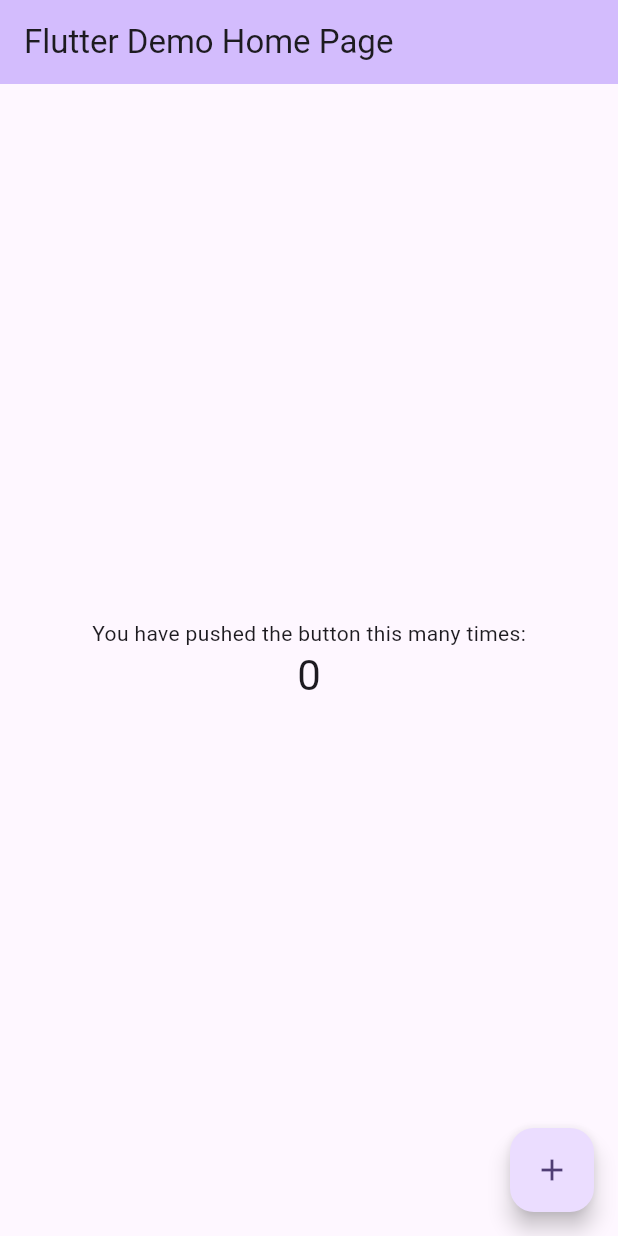
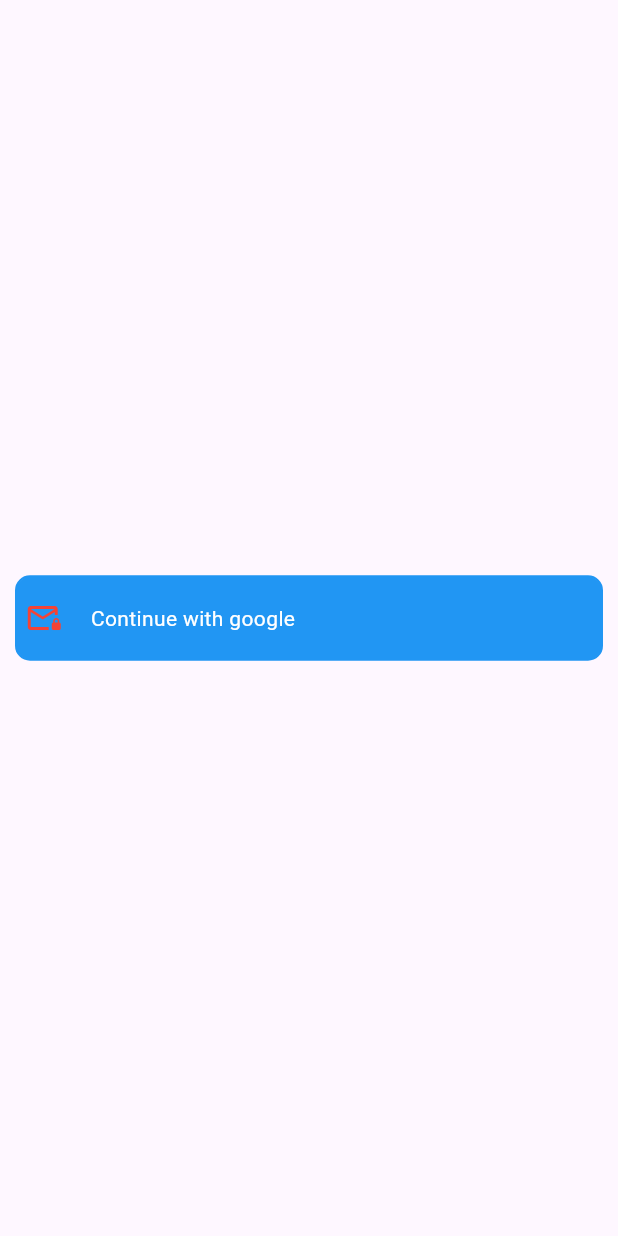
Before and after one commit to speculation1/wallpaper_application, a Flutter app: the screen it shows after launch, on a phone screen of 412 x 824 dp. Run offline on Flutter 3.47's test engine with Material 2 defaults, Android fonts, the phone set to English and light mode, and no system bars.

Commit message:
adding different Screens and connectivity

```diff
--- a/lib/main.dart
+++ b/lib/main.dart
@@ -1,4 +1,5 @@
 import 'package:flutter/material.dart';
+import 'package:wallpaper_app/screens/splashScreen.dart';
 
 void main() {
   runApp(const MyApp());
@@ -11,115 +12,13 @@ class MyApp extends StatelessWidget {
   @override
   Widget build(BuildContext context) {
     return MaterialApp(
+      debugShowCheckedModeBanner: false,
       title: 'Flutter Demo',
       theme: ThemeData(
-        // This is the theme of your application.
-        //
-        // TRY THIS: Try running your application with "flutter run". You'll see
-        // the application has a blue toolbar. Then, without quitting the app,
-        // try changing the seedColor in the colorScheme below to Colors.green
-        // and then invoke "hot reload" (save your changes or press the "hot
-        // reload" button in a Flutter-supported IDE, or press "r" if you used
-        // the command line to start the app).
-        //
-        // Notice that the counter didn't reset back to zero; the application
-        // state is not lost during the reload. To reset the state, use hot
-        // restart instead.
-        //
-        // This works for code too, not just values: Most code changes can be
-        // tested with just a hot reload.
         colorScheme: ColorScheme.fromSeed(seedColor: Colors.deepPurple),
         useMaterial3: true,
       ),
-      home: const MyHomePage(title: 'Flutter Demo Home Page'),
+      home: SplashPage(),
     );
   }
 }
-
-class MyHomePage extends StatefulWidget {
-  const MyHomePage({super.key, required this.title});
-
-  // This widget is the home page of your application. It is stateful, meaning
-  // that it has a State object (defined below) that contains fields that affect
-  // how it looks.
-
-  // This class is the configuration for the state. It holds the values (in this
-  // case the title) provided by the parent (in this case the App widget) and
-  // used by the build method of the State. Fields in a Widget subclass are
-  // always marked "final".
-
-  final String title;
-
-  @override
-  State<MyHomePage> createState() => _MyHomePageState();
-}
-
-class _MyHomePageState extends State<MyHomePage> {
-  int _counter = 0;
-
-  void _incrementCounter() {
-    setState(() {
-      // This call to setState tells the Flutter framework that something has
-      // changed in this State, which causes it to rerun the build method below
-      // so that the display can reflect the updated values. If we changed
-      // _counter without calling setState(), then the build method would not be
-      // called again, and so nothing would appear to happen.
-      _counter++;
-    });
-  }
-
-  @override
-  Widget build(BuildContext context) {
-    // This method is rerun every time setState is called, for instance as done
-    // by the _incrementCounter method above.
-    //
-    // The Flutter framework has been optimized to make rerunning build methods
-    // fast, so that you can just rebuild anything that needs updating rather
-    // than having to individually change instances of widgets.
-    return Scaffold(
-      appBar: AppBar(
-        // TRY THIS: Try changing the color here to a specific color (to
-        // Colors.amber, perhaps?) and trigger a hot reload to see the AppBar
-        // change color while the other colors stay the same.
-        backgroundColor: Theme.of(context).colorScheme.inversePrimary,
-        // Here we take the value from the MyHomePage object that was created by
-        // the App.build method, and use it to set our appbar title.
-        title: Text(widget.title),
-      ),
-      body: Center(
-        // Center is a layout widget. It takes a single child and positions it
-        // in the middle of the parent.
-        child: Column(
-          // Column is also a layout widget. It takes a list of children and
-          // arranges them vertically. By default, it sizes itself to fit its
-          // children horizontally, and tries to be as tall as its parent.
-          //
-          // Column has various properties to control how it sizes itself and
-          // how it positions its children. Here we use mainAxisAlignment to
-          // center the children vertically; the main axis here is the vertical
-          // axis because Columns are vertical (the cross axis would be
-          // horizontal).
-          //
-          // TRY THIS: Invoke "debug painting" (choose the "Toggle Debug Paint"
-          // action in the IDE, or press "p" in the console), to see the
-          // wireframe for each widget.
-          mainAxisAlignment: MainAxisAlignment.center,
-          children: <Widget>[
-            const Text(
-              'You have pushed the button this many times:',
-            ),
-            Text(
-              '$_counter',
-              style: Theme.of(context).textTheme.headlineMedium,
-            ),
-          ],
-        ),
-      ),
-      floatingActionButton: FloatingActionButton(
-        onPressed: _incrementCounter,
-        tooltip: 'Increment',
-        child: const Icon(Icons.add),
-      ), // This trailing comma makes auto-formatting nicer for build methods.
-    );
-  }
-}
--- /dev/null
+++ b/lib/screens/authentication/auth_page.dart
@@ -0,0 +1,35 @@
+import 'package:flutter/material.dart';
+import 'package:wallpaper_app/screens/authentication/main_activities.dart';
+import 'package:wallpaper_app/utils/routers.dart';
+import 'package:wallpaper_app/widgets/custom_button.dart';
+
+class AuthPage extends StatefulWidget {
+  const AuthPage({super.key});
+
+  @override
+  State<AuthPage> createState() => _AuthPageState();
+}
+
+class _AuthPageState extends State<AuthPage> {
+  @override
+  Widget build(BuildContext context) {
+    return Scaffold(
+      body: Padding(
+        padding: const EdgeInsets.all(10.0),
+        child: Center(
+          child: customButton(
+              text: 'Continue with google',
+              onTap: () {
+                nextPageOnly(page: const MainActivityPage(), context: context);
+              },
+              textColor: Colors.white,
+              bgColor: Colors.blue,
+              icon: const Icon(
+                Icons.mail_lock_outlined,
+                color: Colors.red,
+              )),
+        ),
+      ),
+    );
+  }
+}
--- /dev/null
+++ b/lib/widgets/custom_button.dart
@@ -0,0 +1,35 @@
+import 'package:flutter/material.dart';
+import 'package:flutter/material.dart';
+
+Widget customButton({
+  required String text,
+  VoidCallback? onTap, // Corrected the type for onTap
+  Widget? icon, // Added the icon parameter
+  Color? bgColor,
+  Color? textColor,
+}) {
+  return GestureDetector(
+    onTap: onTap,
+    child: Container(
+      margin: EdgeInsets.symmetric(vertical: 15),
+      padding: EdgeInsets.symmetric(vertical: 15, horizontal: 5),
+      decoration: BoxDecoration(
+        color: bgColor,
+        borderRadius: BorderRadius.circular(10),
+        border: Border.all(color: Colors.blue, width: 1.5),
+      ),
+      child: Row(
+        children: [
+          if (icon != null) ...[
+            icon,
+            const SizedBox(width: 20)
+          ], // Corrected the usage of the icon
+          Text(
+            text,
+            style: TextStyle(color: textColor),
+          ),
+        ],
+      ),
+    ),
+  );
+}
```
Also changed, not shown: lib/screens/authentication/bottomNavPages/all_wallpaper.dart (added, +27 -0 lines), lib/screens/authentication/bottomNavPages/download_page.dart (added, +19 -0 lines), lib/screens/authentication/bottomNavPages/wallpaper_paper/add_wallpaper.dart (added, +61 -0 lines), lib/screens/authentication/main_activities.dart (added, +55 -0 lines), lib/screens/splashScreen.dart (added, +35 -0 lines), lib/utils/routers.dart (added, +10 -0 lines), 1 other file.
